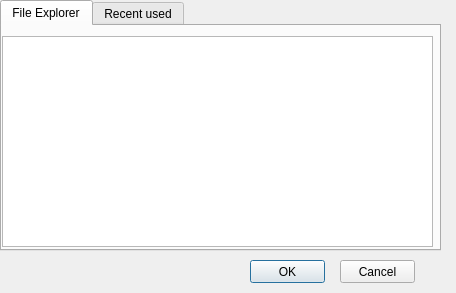
Before: the Qt Designer form Pflichtenheft/GUI_Entwurf_2/fileexplorer.ui in SuppenGeist/pse-ws1516-videoencoder-ta, drawn with Qt 5.
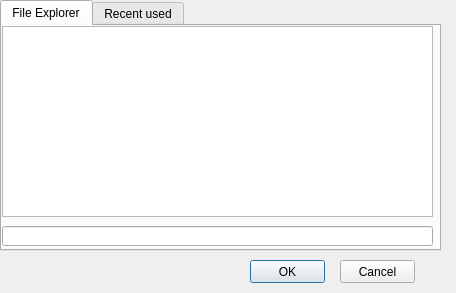
After: the same form once the commit is applied.

```diff
--- a/Pflichtenheft/GUI_Entwurf_2/fileexplorer.ui
+++ b/Pflichtenheft/GUI_Entwurf_2/fileexplorer.ui
@@ -33,9 +33,19 @@
      <property name="geometry">
       <rect>
        <x>0</x>
-       <y>10</y>
+       <y>0</y>
        <width>431</width>
-       <height>211</height>
+       <height>191</height>
+      </rect>
+     </property>
+    </widget>
+    <widget class="QLineEdit" name="lineEdit">
+     <property name="geometry">
+      <rect>
+       <x>0</x>
+       <y>200</y>
+       <width>431</width>
+       <height>20</height>
       </rect>
      </property>
     </widget>
```
Left out of the diff: 6 changed lines with no effect on the pictures.
